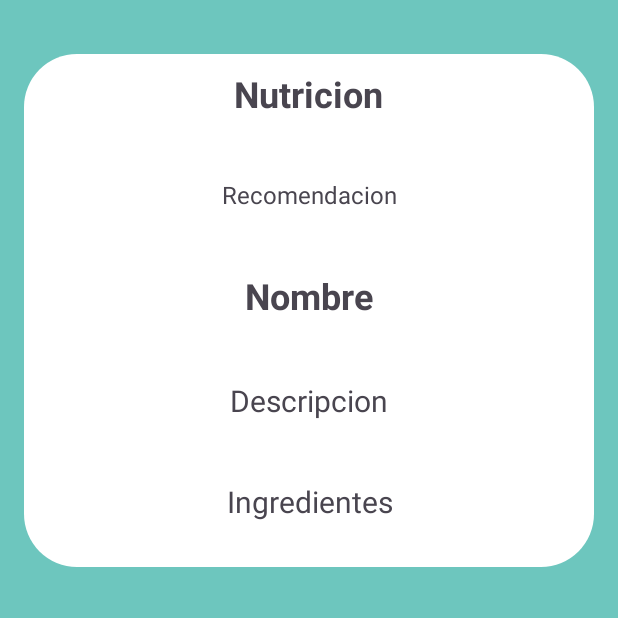
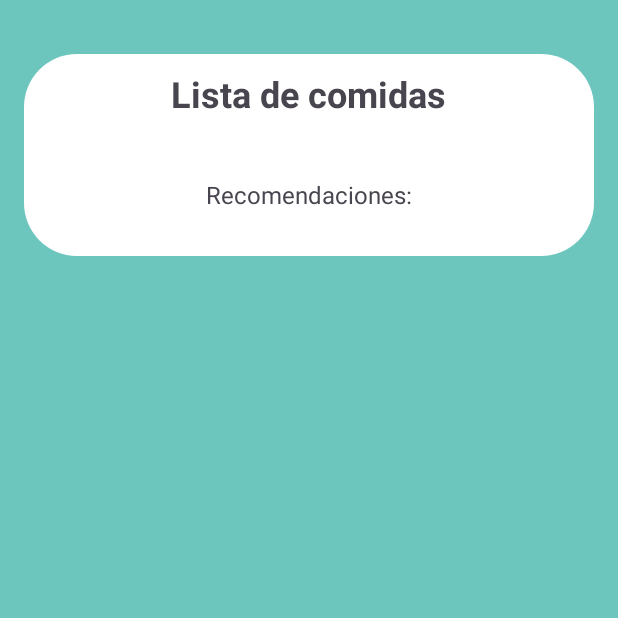
Before and after one commit to unaxG/SweetLife, an Android app: the Comida_Lista screen opened directly, with no data from a screen before it, on a phone screen of 412 x 824 dp, the top half of it. Run offline under Robolectric (Android 15) with nearby library versions, the phone set to English and light mode, and no system bars; our stand-ins replace Firebase (no records; nobody signed in at launch, a user with empty details on screens opened directly); 2 statements that could not run were skipped.

Commit message:
Logica de toda la actividad medianamente terminado falta ponerlo bonito y terminal la logica de la descripcion titulo imagen...

```diff
--- a/app/src/main/AndroidManifest.xml
+++ b/app/src/main/AndroidManifest.xml
@@ -13,6 +13,12 @@
         android:theme="@style/Theme.SweetLife"
         tools:targetApi="31">
         <activity
+            android:name=".Pantallas.Seleccion_Nutricion"
+            android:exported="false" />
+        <activity
+            android:name=".Pantallas.Comida_Seleccionada"
+            android:exported="false" />
+        <activity
             android:name=".Pantallas.Cuenta"
             android:exported="false" />
         <activity
@@ -25,7 +31,7 @@
             android:name=".Pantallas.Estado"
             android:exported="false" />
         <activity
-            android:name=".Pantallas.Nutricion"
+            android:name=".Pantallas.Comida_Lista"
             android:exported="false" />
         <activity
             android:name=".Pantallas.Actividad"
--- a/app/src/main/java/com/example/sweetlife/Pantallas/Nutricion.java
+++ b/app/src/main/java/com/example/sweetlife/Pantallas/Comida_Lista.java
@@ -2,8 +2,14 @@ package com.example.sweetlife.Pantallas;
 
 import static android.content.ContentValues.TAG;
 
+import android.content.Intent;
+import android.graphics.Typeface;
 import android.os.Bundle;
 import android.util.Log;
+import android.view.Gravity;
+import android.view.View;
+import android.view.ViewGroup;
+import android.widget.LinearLayout;
 import android.widget.TextView;
 
 import androidx.annotation.NonNull;
@@ -20,7 +26,7 @@ import com.google.firebase.firestore.QuerySnapshot;
 
 import java.util.ArrayList;
 
-public class Nutricion extends AppCompatActivity {
+public class Comida_Lista extends AppCompatActivity {
 
     FirebaseFirestore db = FirebaseFirestore.getInstance();
 
@@ -29,26 +35,23 @@ public class Nutricion extends AppCompatActivity {
 
     float IMC=0;
 
-    TextView nombre;
+    View linearLayout;
 
     ArrayList<Comida> comidas = new ArrayList<Comida>();
 
     @Override
     protected void onCreate(Bundle savedInstanceState) {
         super.onCreate(savedInstanceState);
-        setContentView(R.layout.activity_nutricion);
-
+        setContentView(R.layout.activity_comida_lista);
+        linearLayout =  findViewById(R.id.comida_lista_linearlayout);
 
 
         Bundle bundle = getIntent().getExtras();
-        infoUsuario = (Informacion) bundle.getSerializable("informacion");
+        infoUsuario = (Informacion) bundle.getSerializable("nueva_informacion");
 
         usuario = bundle.getString("usuario");
 
         TextView recomendacion = (TextView) findViewById(R.id.nutricion_textViewRecomendacion);
-        nombre = (TextView) findViewById(R.id.nutricion_textViewNombre);
-        TextView descripcion = (TextView) findViewById(R.id.nutricion_textViewDescripcion);
-        TextView ingredientes = (TextView) findViewById(R.id.nutricion_textViewIngredientes);
 
         calcularIMC();
 
@@ -109,11 +112,42 @@ public class Nutricion extends AppCompatActivity {
 
     public void colocarComida(){
 
-        nombre.setText(comidas.get(0).getNombre());
+        for(int i = 0; i < comidas.size(); i++){
+
+            TextView comida = new TextView(Comida_Lista.this);
+
+            //atributos del textview y layout
+            comida.setText(comidas.get(i).getNombre());
+            comida.setId(i);
+            comida.setTextSize(25);
+            comida.setGravity(Gravity.CENTER);
+            comida.setTypeface(null, Typeface.BOLD);
+            LinearLayout.LayoutParams params = new LinearLayout.LayoutParams(
+                    LinearLayout.LayoutParams.MATCH_PARENT,
+                    LinearLayout.LayoutParams.WRAP_CONTENT
+
+            );
+            params.setMargins(0, 10, 0, 30);
+            comida.setLayoutParams(params); //aplicar cambios de estylo
+
+            //añadir textview
+            ((LinearLayout) linearLayout).addView(comida);
+
+            //textview onclicklistener
+            comida.setOnClickListener(new View.OnClickListener() {
+                @Override
+                public void onClick(View v) {
+                    //pasar a la pagina de comida seleccionada
+                    Intent cambio = new Intent(Comida_Lista.this, Comida_Seleccionada.class);
+                    cambio.putExtra("comida_nombre", comida.getText());
+                    startActivity(cambio);
+                }
+            });
 
 
+        }//fin bucle
 
-    }
+    } //fin metodo colocarcomida
 
 
 }
--- a/app/src/main/java/com/example/sweetlife/Pantallas/Principal.java
+++ b/app/src/main/java/com/example/sweetlife/Pantallas/Principal.java
@@ -98,7 +98,7 @@ public class Principal extends AppCompatActivity {
             @Override
             public void onClick(View view) {
 
-                Intent cambio = new Intent(Principal.this, Nutricion.class);
+                Intent cambio = new Intent(Principal.this, Seleccion_Nutricion.class);
                 cambio.putExtra("usuario", usuario);
                 cambio.putExtra("informacion", (Serializable) infoUsuario);
                 startActivity(cambio);
--- a/app/src/main/res/layout/activity_nutricion.xml
+++ b/app/src/main/res/layout/activity_comida_lista.xml
@@ -14,6 +14,7 @@
         android:layout_marginTop="20dp">
 
         <LinearLayout
+            android:id="@+id/comida_lista_linearlayout"
             android:layout_width="match_parent"
             android:layout_height="wrap_content"
             android:layout_centerInParent="true"
@@ -29,7 +30,7 @@
                 android:layout_gravity="center_horizontal"
                 android:layout_marginTop="10dp"
                 android:layout_marginBottom="30dp"
-                android:text="Nutricion"
+                android:text="Lista de comidas"
                 android:textSize="24sp"
                 android:textStyle="bold" />
 
@@ -42,43 +43,9 @@
                 android:layout_gravity="center_horizontal"
                 android:layout_marginTop="10dp"
                 android:layout_marginBottom="30dp"
-                android:text="Recomendacion"
+                android:text="Recomendaciones:"
                 android:textAlignment="center"
                 android:textSize="16sp" />
-
-            <TextView
-                android:id="@+id/nutricion_textViewNombre"
-                android:layout_width="379dp"
-                android:layout_height="wrap_content"
-                android:layout_gravity="center_horizontal"
-                android:layout_marginTop="10dp"
-                android:layout_marginBottom="30dp"
-                android:text="Nombre"
-                android:textAlignment="center"
-                android:textSize="24sp"
-                android:textStyle="bold" />
-
-            <TextView
-                android:id="@+id/nutricion_textViewDescripcion"
-                android:layout_width="match_parent"
-                android:layout_height="wrap_content"
-                android:layout_gravity="center_horizontal"
-                android:layout_marginTop="10dp"
-                android:layout_marginBottom="30dp"
-                android:text="Descripcion"
-                android:textAlignment="center"
-                android:textSize="20sp" />
-
-            <TextView
-                android:id="@+id/nutricion_textViewIngredientes"
-                android:layout_width="match_parent"
-                android:layout_height="wrap_content"
-                android:layout_gravity="center_horizontal"
-                android:layout_marginTop="10dp"
-                android:layout_marginBottom="30dp"
-                android:text="Ingredientes"
-                android:textAlignment="center"
-                android:textSize="20sp" />
 
             <!-- apellidos -->
 
```
Also changed, not shown: app/src/main/java/com/example/sweetlife/Pantallas/Comida_Seleccionada.java (added, +29 -0 lines), app/src/main/java/com/example/sweetlife/Pantallas/Seleccion_Nutricion.java (added, +62 -0 lines), app/src/main/res/layout/activity_comida_seleccionada.xml (added, +19 -0 lines), app/src/main/res/layout/activity_seleccion_nutricion.xml (added, +133 -0 lines), app/src/main/res/drawable/bebida_logo.png (added), app/src/main/res/drawable/comida_logo.png (added).
